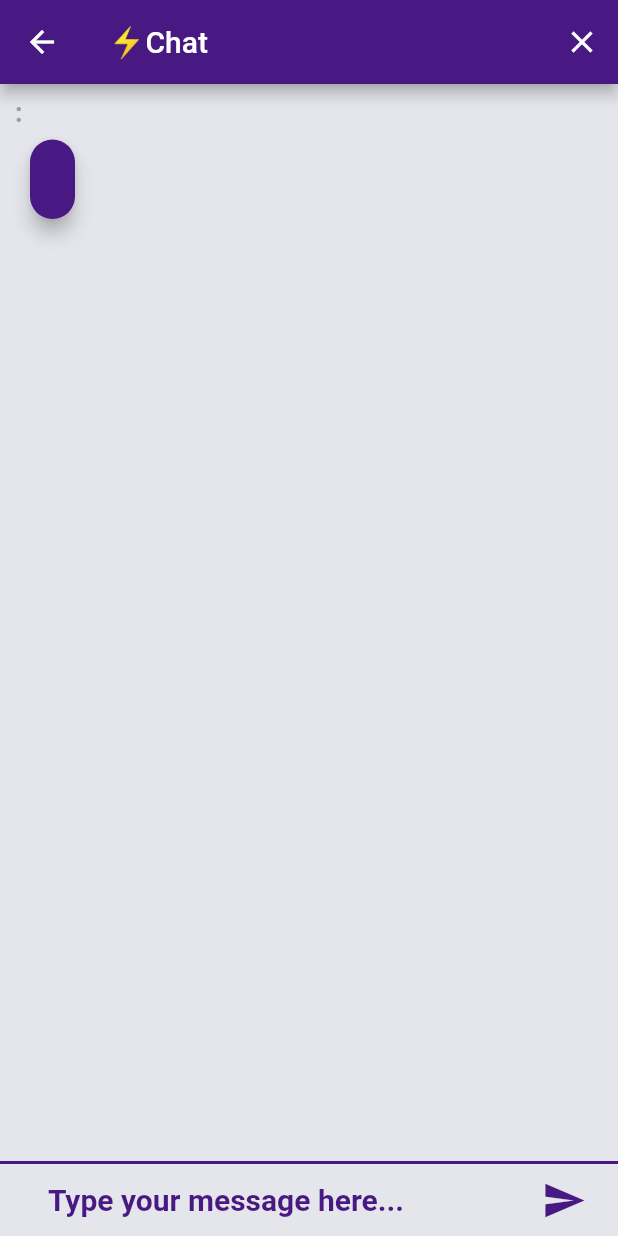
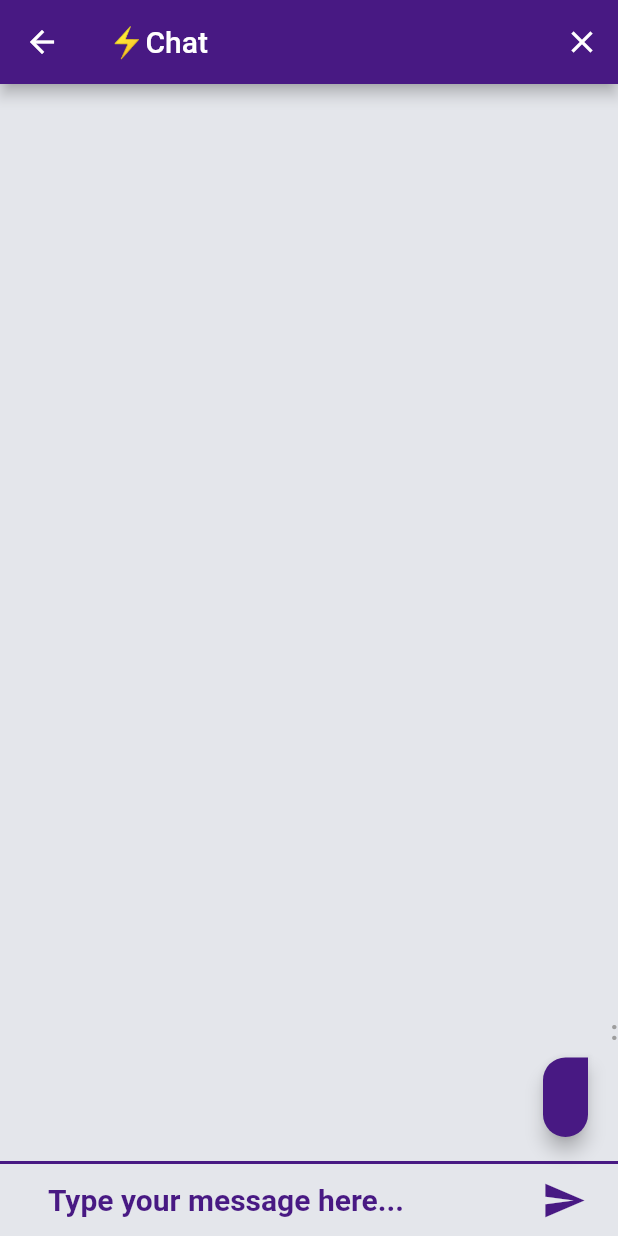
Before and after one commit to GEspinosa7/flutter_study, a Flutter app: the ChatScreen screen opened by its route, after a tap on the "send" icon, on a phone screen of 412 x 824 dp. Run offline on Flutter 3.47's test engine with Material 2 defaults, Android fonts, the phone set to English and light mode, and no system bars; our stand-ins replace animated_text_kit, audioplayers, cloud_firestore, firebase_auth, firebase_core, flip_card and 5 more; accounts and stored records are empty.

Commit message:
finish chat screen ui

```diff
--- a/flash-chat/lib/screens/chat_screen.dart
+++ b/flash-chat/lib/screens/chat_screen.dart
@@ -5,6 +5,7 @@ import 'package:flutter/material.dart';
 import 'package:cloud_firestore/cloud_firestore.dart';
 
 final _firestore = FirebaseFirestore.instance;
+User loggedInUser;
 
 class ChatScreen extends StatefulWidget {
   static String id = 'chat';
@@ -15,7 +16,7 @@ class ChatScreen extends StatefulWidget {
 
 class _ChatScreenState extends State<ChatScreen> {
   final _auth = FirebaseAuth.instance;
-  User loggedInUser;
+
   String messageText = '';
   final messageTextController = TextEditingController();
 
@@ -100,6 +101,7 @@ class _ChatScreenState extends State<ChatScreen> {
                       _firestore.collection('messages').add({
                         'text': messageText,
                         'sender': loggedInUser.email,
+                        'timestamp': FieldValue.serverTimestamp(),
                       });
                     },
                   ),
@@ -117,7 +119,10 @@ class MessagesStream extends StatelessWidget {
   @override
   Widget build(BuildContext context) {
     return StreamBuilder<QuerySnapshot>(
-      stream: _firestore.collection('messages').snapshots(),
+      stream: _firestore
+          .collection('messages')
+          .orderBy('timestamp', descending: true)
+          .snapshots(),
       // ignore: missing_return
       builder: (context, snapshot) {
         if (!snapshot.hasData) {
@@ -131,14 +136,18 @@ class MessagesStream extends StatelessWidget {
           final messageText = message.data()['text'];
           final messageSender = message.data()['sender'];
 
+          final currentUser = loggedInUser.email;
+
           final messageBubble = MessageBubble(
             sender: messageSender,
             msg: messageText,
+            isMe: currentUser == messageSender,
           );
           messageBubbles.add(messageBubble);
         }
         return Expanded(
           child: ListView(
+            reverse: true,
             children: messageBubbles,
           ),
         );
@@ -148,17 +157,19 @@ class MessagesStream extends StatelessWidget {
 }
 
 class MessageBubble extends StatelessWidget {
-  MessageBubble({this.msg, this.sender});
+  MessageBubble({this.msg, this.sender, this.isMe});
 
   final String msg;
   final String sender;
+  final bool isMe;
 
   @override
   Widget build(BuildContext context) {
     return Padding(
       padding: const EdgeInsets.symmetric(vertical: 8.0),
       child: Column(
-        crossAxisAlignment: CrossAxisAlignment.start,
+        crossAxisAlignment:
+            isMe == true ? CrossAxisAlignment.end : CrossAxisAlignment.start,
         children: [
           Padding(
             padding: const EdgeInsets.only(left: 10),
@@ -174,16 +185,16 @@ class MessageBubble extends StatelessWidget {
           Padding(
             padding: const EdgeInsets.symmetric(vertical: 8.0, horizontal: 20),
             child: Material(
-              borderRadius: BorderRadius.circular(25.0),
+              borderRadius: isMe == true ? kMeBubbleRadius : kOtherBubbleRadius,
               elevation: 5.0,
-              color: kMainPurple,
+              color: isMe == true ? kMainPurple : Colors.white,
               child: Padding(
                 padding: const EdgeInsets.all(15.0),
                 child: Text(
                   '$msg',
                   style: TextStyle(
                     fontSize: 20,
-                    color: Colors.white,
+                    color: isMe == true ? Colors.white : kMainPurple,
                     fontWeight: FontWeight.bold,
                   ),
                   textAlign: TextAlign.justify,
--- a/flash-chat/lib/screens/login_screen.dart
+++ b/flash-chat/lib/screens/login_screen.dart
@@ -32,7 +32,8 @@ class _LoginScreenState extends State<LoginScreen> {
             mainAxisAlignment: MainAxisAlignment.center,
             crossAxisAlignment: CrossAxisAlignment.stretch,
             children: <Widget>[
-              Hero(
+              Flexible(
+                child: Hero(
                   tag: 'logo',
                   child: FlipCard(
                     flipOnTouch: true,
@@ -44,6 +45,7 @@ class _LoginScreenState extends State<LoginScreen> {
                     back: Container(
                       height: 200.0,
                       child: Image.asset('images/logo.png'),
+                    ),
                   ),
                 ),
               ),
--- a/flash-chat/lib/screens/registration_screen.dart
+++ b/flash-chat/lib/screens/registration_screen.dart
@@ -32,7 +32,8 @@ class _RegistrationScreenState extends State<RegistrationScreen> {
             mainAxisAlignment: MainAxisAlignment.center,
             crossAxisAlignment: CrossAxisAlignment.stretch,
             children: <Widget>[
-              Hero(
+              Flexible(
+                child: Hero(
                   tag: 'logo',
                   child: FlipCard(
                     flipOnTouch: true,
@@ -44,6 +45,7 @@ class _RegistrationScreenState extends State<RegistrationScreen> {
                     back: Container(
                       height: 200.0,
                       child: Image.asset('images/logo.png'),
+                    ),
                   ),
                 ),
               ),
--- a/flash-chat/lib/utilites/constants.dart
+++ b/flash-chat/lib/utilites/constants.dart
@@ -44,3 +44,15 @@ const kLogInInputDecoration = InputDecoration(
     borderRadius: BorderRadius.all(Radius.circular(32.0)),
   ),
 );
+
+const kMeBubbleRadius = BorderRadius.only(
+  topLeft: Radius.circular(30.0),
+  bottomLeft: Radius.circular(30.0),
+  bottomRight: Radius.circular(30.0),
+);
+
+const kOtherBubbleRadius = BorderRadius.only(
+  topRight: Radius.circular(30.0),
+  bottomLeft: Radius.circular(30.0),
+  bottomRight: Radius.circular(30.0),
+);
```
Also changed, not shown: 1 other file. Lines whose indentation alone changed are shown as unchanged.
